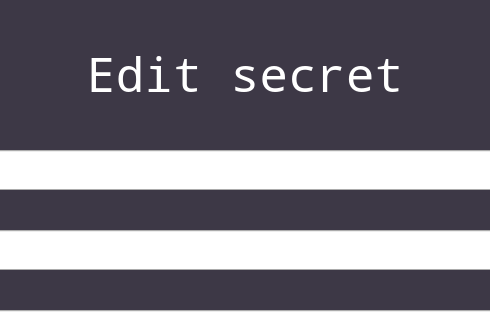
First picture: the form in src/uis/secretForm.ui, repository kubawen10/PasswordManager, before the edit; both pictures show x 355 to 845 and y 0 to 320 of the 1200 by 800 pixel window.
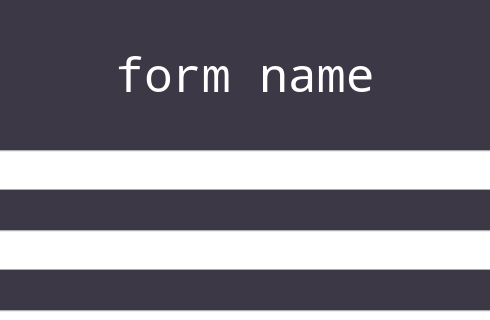
Second picture: the form after the edit.

What changed in the file:
```diff
--- a/src/uis/secretForm.ui
+++ b/src/uis/secretForm.ui
@@ -72,7 +72,7 @@
      <string notr="true"/>
     </property>
     <property name="text">
-     <string>Edit secret</string>
+     <string>form name</string>
     </property>
     <property name="alignment">
      <set>Qt::AlignCenter</set>
```
